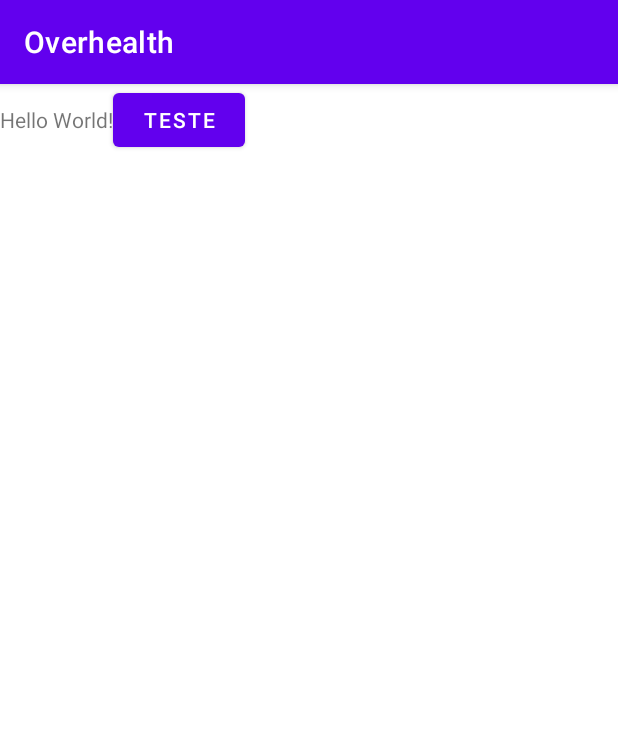
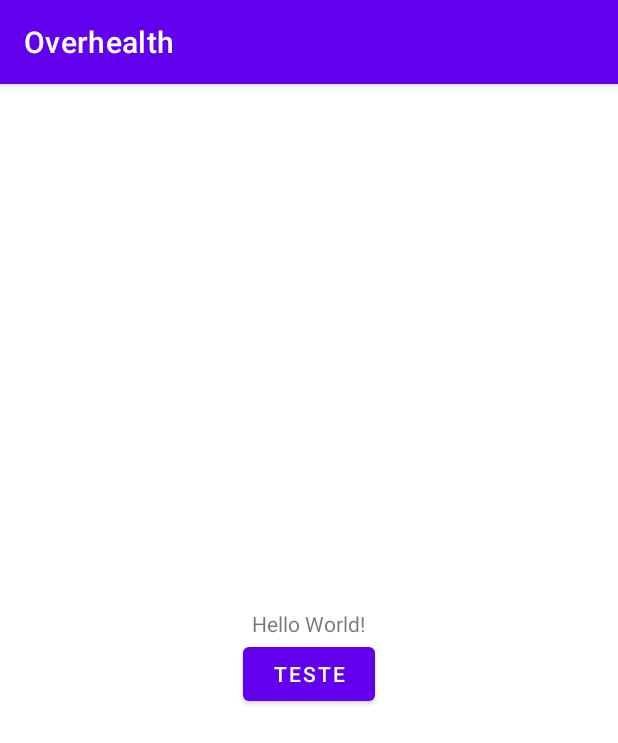
Before and after one commit to Rafadegolin/Overhealth, an Android app: the screen it shows after launch (MainActivity), on a phone screen of 412 x 824 dp. Shown: the top 743 px of the screen. Run offline under Robolectric (Android 15) with nearby library versions, the phone set to English and light mode, and no system bars.

Commit message:
Botao no meio

```diff
--- a/app/src/main/res/layout/activity_main.xml
+++ b/app/src/main/res/layout/activity_main.xml
@@ -4,6 +4,9 @@
     xmlns:tools="http://schemas.android.com/tools"
     android:layout_width="match_parent"
     android:layout_height="match_parent"
+    android:gravity="center"
+    android:orientation="vertical"
+    android:padding="20dp"
     tools:context=".MainActivity">
 
     <TextView
```
